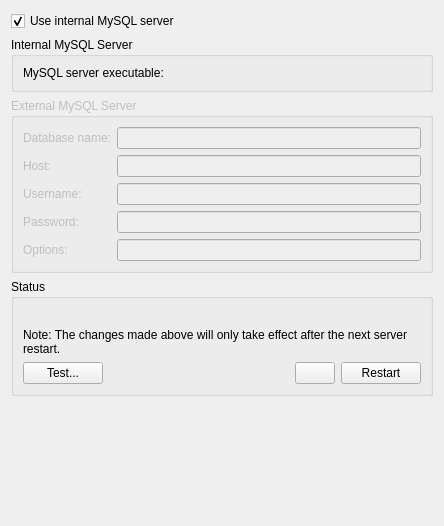
Above: kcm/serverconfigmodule.ui from KDE/kdepim-runtime before the change. Below: the same form after it.
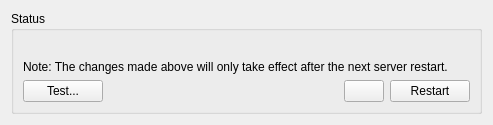
That is the form after the change. Custom widgets are drawn as their Qt base class.

Commit message: GUI: Allow postgresql options in akonadi kcm module

```diff
--- a/kcm/serverconfigmodule.ui
+++ b/kcm/serverconfigmodule.ui
@@ -6,151 +6,12 @@
    <rect>
     <x>0</x>
     <y>0</y>
-    <width>444</width>
-    <height>526</height>
+    <width>493</width>
+    <height>121</height>
    </rect>
   </property>
   <layout class="QGridLayout" name="gridLayout_2">
    <item row="0" column="0">
-    <widget class="QCheckBox" name="startServer">
-     <property name="whatsThis">
-      <string>Choose whether Akonadi should use an internal or external MySQL server.</string>
-     </property>
-     <property name="text">
-      <string>Use internal MySQL server</string>
-     </property>
-     <property name="checked">
-      <bool>true</bool>
-     </property>
-    </widget>
-   </item>
-   <item row="1" column="0">
-    <widget class="QGroupBox" name="groupBox_2">
-     <property name="title">
-      <string>Internal MySQL Server</string>
-     </property>
-     <layout class="QHBoxLayout" name="horizontalLayout">
-      <item>
-       <widget class="QLabel" name="label">
-        <property name="text">
-         <string>MySQL server executable:</string>
-        </property>
-        <property name="buddy">
-         <cstring>serverPath</cstring>
-        </property>
-       </widget>
-      </item>
-      <item>
-       <widget class="KUrlRequester" name="serverPath">
-        <property name="whatsThis">
-         <string>&lt;p&gt;&lt;b&gt;MySQL server location&lt;/b&gt;&lt;/p&gt;&lt;br&gt;Enter the location of your internal MySQL server or click on the Browse button.</string>
-        </property>
-       </widget>
-      </item>
-     </layout>
-    </widget>
-   </item>
-   <item row="2" column="0">
-    <widget class="QGroupBox" name="groupBox">
-     <property name="enabled">
-      <bool>false</bool>
-     </property>
-     <property name="title">
-      <string>External MySQL Server</string>
-     </property>
-     <layout class="QFormLayout" name="formLayout">
-      <item row="0" column="0">
-       <widget class="QLabel" name="label_6">
-        <property name="text">
-         <string>Database name:</string>
-        </property>
-        <property name="buddy">
-         <cstring>name</cstring>
-        </property>
-       </widget>
-      </item>
-      <item row="0" column="1">
-       <widget class="KLineEdit" name="name">
-        <property name="whatsThis">
-         <string>&lt;p&gt;&lt;b&gt;Database Name&lt;/b&gt;&lt;/p&gt;&lt;br&gt;Enter the name of your Akonadi database on your external MySQL server.</string>
-        </property>
-       </widget>
-      </item>
-      <item row="1" column="0">
-       <widget class="QLabel" name="label_2">
-        <property name="text">
-         <string>Host:</string>
-        </property>
-        <property name="buddy">
-         <cstring>host</cstring>
-        </property>
-       </widget>
-      </item>
-      <item row="1" column="1">
-       <widget class="KLineEdit" name="host">
-        <property name="whatsThis">
-         <string>&lt;p&gt;&lt;b&gt;Host&lt;/b&gt;&lt;/p&gt;&lt;br&gt;Enter the hostname or the IP address of the machine hosting your MySQL server.</string>
-        </property>
-       </widget>
-      </item>
-      <item row="2" column="0">
-       <widget class="QLabel" name="label_3">
-        <property name="text">
-         <string>Username:</string>
-        </property>
-        <property name="buddy">
-         <cstring>username</cstring>
-        </property>
-       </widget>
-      </item>
-      <item row="2" column="1">
-       <widget class="KLineEdit" name="username">
-        <property name="whatsThis">
-         <string>Enter the username required to access your MySQL database.</string>
-        </property>
-       </widget>
-      </item>
-      <item row="3" column="0">
-       <widget class="QLabel" name="label_4">
-        <property name="text">
-         <string>Password:</string>
-        </property>
-        <property name="buddy">
-         <cstring>password</cstring>
-        </property>
-       </widget>
-      </item>
-      <item row="3" column="1">
-       <widget class="KLineEdit" name="password">
-        <property name="whatsThis">
-         <string>Enter the password required to access your MySQL database.</string>
-        </property>
-        <property name="passwordMode">
-         <bool>true</bool>
-        </property>
-       </widget>
-      </item>
-      <item row="4" column="0">
-       <widget class="QLabel" name="label_5">
-        <property name="text">
-         <string>Options:</string>
-        </property>
-        <property name="buddy">
-         <cstring>options</cstring>
-        </property>
-       </widget>
-      </item>
-      <item row="4" column="1">
-       <widget class="KLineEdit" name="options">
-        <property name="whatsThis">
-         <string>&lt;p&gt;&lt;b&gt;External MySQL server options&lt;/b&gt;&lt;/p&gt;&lt;br&gt;If necessary, you may pass options to your MySQL server.</string>
-        </property>
-       </widget>
-      </item>
-     </layout>
-    </widget>
-   </item>
-   <item row="3" column="0">
     <widget class="QGroupBox" name="groupBox_3">
      <property name="title">
       <string>Status</string>
@@ -219,37 +80,14 @@
      </layout>
     </widget>
    </item>
-   <item row="4" column="0">
-    <spacer name="verticalSpacer">
-     <property name="orientation">
-      <enum>Qt::Vertical</enum>
-     </property>
-     <property name="sizeHint" stdset="0">
-      <size>
-       <width>20</width>
-       <height>89</height>
-      </size>
-     </property>
-    </spacer>
-   </item>
   </layout>
  </widget>
  <customwidgets>
-  <customwidget>
-   <class>KLineEdit</class>
-   <extends>QLineEdit</extends>
-   <header>klineedit.h</header>
-  </customwidget>
   <customwidget>
    <class>KPushButton</class>
    <extends>QPushButton</extends>
    <header>kpushbutton.h</header>
   </customwidget>
-  <customwidget>
-   <class>KUrlRequester</class>
-   <extends>QFrame</extends>
-   <header>kurlrequester.h</header>
-  </customwidget>
  </customwidgets>
  <tabstops>
   <tabstop>startServer</tabstop>
```
Left out of the diff: 44 changed lines with no effect on the pictures. The commit also changes 6 other files.
